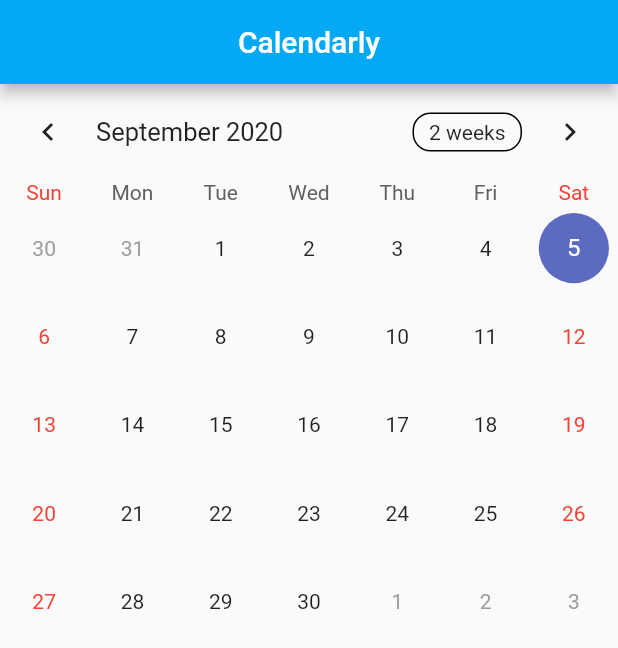
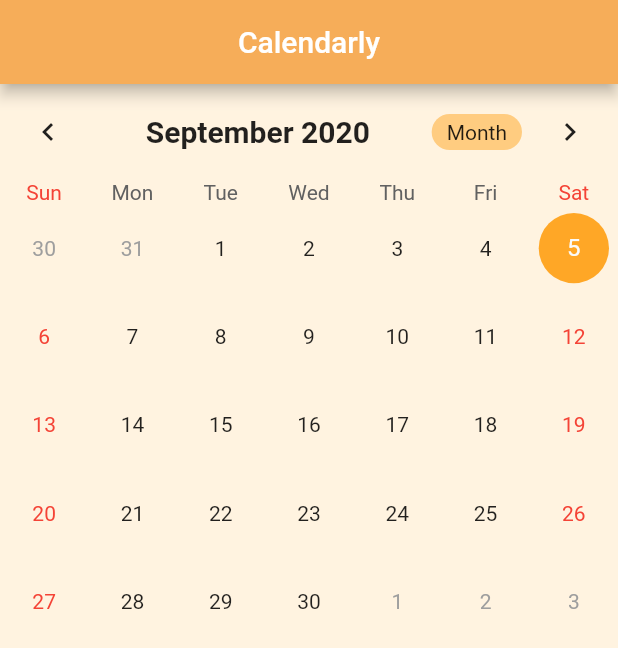
Before and after one commit to kimberlycao/Calendarly, a Flutter app: the screen it shows after launch, on a phone screen of 412 x 824 dp. Shown: the top 648 px of the screen. Run offline on Flutter 3.47's test engine with Material 2 defaults, Android fonts, the phone set to English and light mode, and no system bars; drawn by our look-alikes of table_calendar; our stand-ins replace google_fonts; Roboto replaces fonts that are missing (Alatsi).

Commit message:
Customized calendar

```diff
--- a/lib/main.dart
+++ b/lib/main.dart
@@ -6,14 +6,27 @@ import 'package:table_calendar/table_calendar.dart';
 void main() {
   runApp(MyApp());
 }
-
+MaterialColor colorCustom = MaterialColor(0xFFF6AD59, color);
+Map<int, Color> color =
+{
+  50:Color.fromRGBO(246,173,89, .1),
+  100:Color.fromRGBO(246,173,89, .2),
+  200:Color.fromRGBO(246,173,89, .3),
+  300:Color.fromRGBO(246,173,89, .4),
+  400:Color.fromRGBO(246,173,89, .5),
+  500:Color.fromRGBO(246,173,89, .6),
+  600:Color.fromRGBO(246,173,89, .7),
+  700:Color.fromRGBO(246,173,89, .8),
+  800:Color.fromRGBO(246,173,89, .9),
+  900:Color.fromRGBO(246,173,89, 1),
+};
 class MyApp extends StatelessWidget {
   @override
   Widget build(BuildContext context) {
     return MaterialApp(
-      title: 'Flutter Demo',
+      title: 'tf is this',
       theme: ThemeData(
-        primarySwatch: Colors.lightBlue,
+        primarySwatch: colorCustom,
         visualDensity: VisualDensity.adaptivePlatformDensity,
       ),
       home: HomePage(
@@ -36,7 +49,7 @@ class _HomePageState extends State<HomePage> {
   }
   Widget build(BuildContext context) {
     return Scaffold(
-      //backgroundColor: Colors.indigo[200],
+      backgroundColor: Colors.orange[50],
       appBar: AppBar(
         centerTitle: true,
         title: Text('Calendarly', style: GoogleFonts.alatsi(fontSize: 20.0, color: Colors.white)),
@@ -45,7 +58,25 @@ class _HomePageState extends State<HomePage> {
         child: Column(
           crossAxisAlignment: CrossAxisAlignment.start,
           children: <Widget>[
-            TableCalendar(calendarController: _controller)
+            TableCalendar(
+              initialCalendarFormat: CalendarFormat.month,
+                calendarStyle: CalendarStyle(
+                  todayColor: Colors.orange[200],
+                  selectedColor: Colors.orange[400],
+                ),
+                headerStyle: HeaderStyle(
+                  centerHeaderTitle: true,
+                  formatButtonShowsNext: false,
+                  formatButtonDecoration: BoxDecoration(
+                    color: Colors.orange[200],
+                    borderRadius: BorderRadius.circular(30.0)
+                  ),
+                  titleTextStyle: TextStyle(
+                    fontWeight: FontWeight.bold,
+                    fontSize: 20.0,
+                  )
+                ),
+                calendarController: _controller)
           ],
         ),
       ),
```
